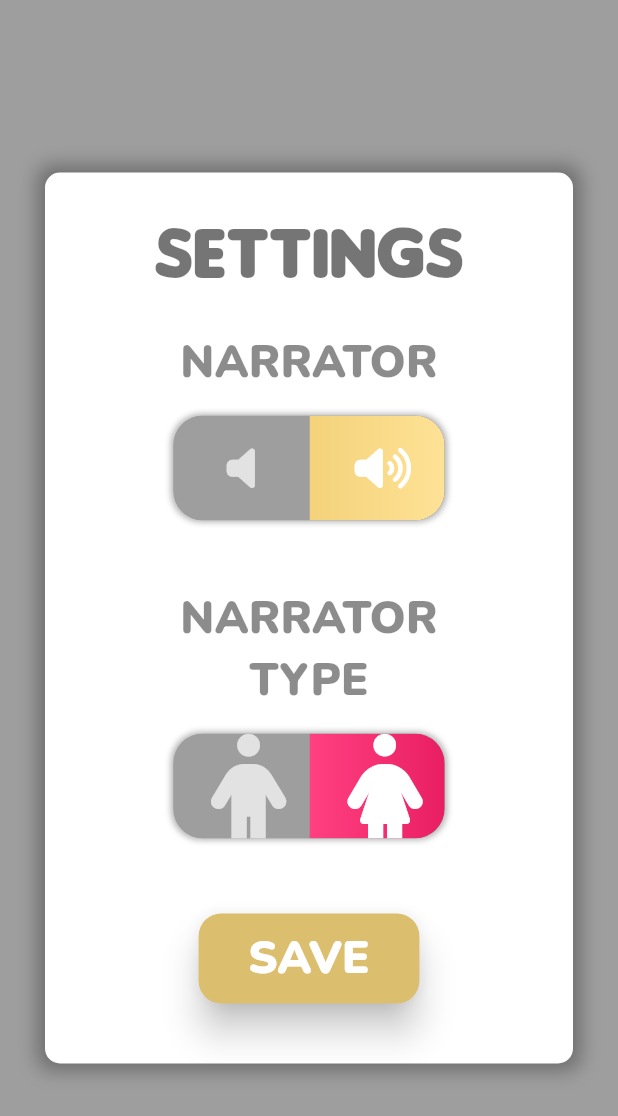
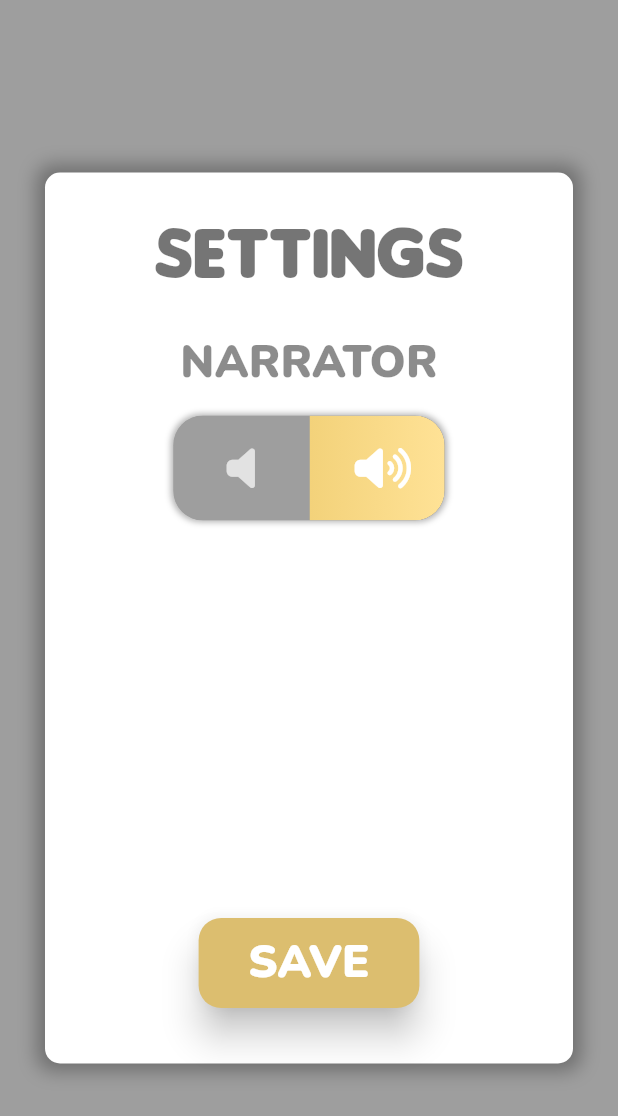
Before and after one commit to hcyjn2/AI-Fitness-App, a Flutter app: the Settings screen opened directly, on a phone screen of 412 x 824 dp. Shown: the top 1116 px of the screen. Run offline on Flutter 3.47's test engine with Material 2 defaults, Android fonts, the light colour scheme and no system bars; drawn by our look-alikes of toggle_switch; our stand-ins replace camera, convex_bottom_bar, font_awesome_flutter, just_audio, sensors_plus, shared_preferences and 3 more; missing offline and left inert: charts_painter, google_ml_kit, scidart; accounts and stored records are empty; Roboto replaces fonts that are missing (nunito).

Commit message:
UI Element(Setting, Achievement) Updated

```diff
--- a/fitness_app/lib/screens/settings.dart
+++ b/fitness_app/lib/screens/settings.dart
@@ -134,70 +134,70 @@ class _SettingsState extends State<Settings> {
                                 },
                               ),
                             ),
+                            // SizedBox(
+                            //   height: 45,
+                            // ),
+                            // narration
+                            //     ? Text(
+                            //         'NARRATOR\nTYPE',
+                            //         textAlign: TextAlign.center,
+                            //         style: TextStyle(
+                            //           fontFamily: 'Nunito',
+                            //           fontSize: 30,
+                            //           color: Colors.black45,
+                            //           fontWeight: FontWeight.w900,
+                            //         ),
+                            //       )
+                            //     : Container(),
+                            // SizedBox(
+                            //   height: 15,
+                            // ),
+                            // narration
+                            //     ? Container(
+                            //         decoration: BoxDecoration(
+                            //           borderRadius: BorderRadius.all(
+                            //             Radius.circular(20),
+                            //           ),
+                            //           boxShadow: [
+                            //             BoxShadow(
+                            //               color: Colors.black.withOpacity(0.3),
+                            //               spreadRadius: 1,
+                            //               blurRadius: 3,
+                            //               offset: Offset(0,
+                            //                   0), // changes position of shadow
+                            //             ),
+                            //           ],
+                            //         ),
+                            //         child: ToggleSwitch(
+                            //           minWidth: 90.0,
+                            //           minHeight: 70.0,
+                            //           initialLabelIndex: 1,
+                            //           cornerRadius: 20.0,
+                            //           activeFgColor: Colors.white,
+                            //           inactiveBgColor: Colors.grey,
+                            //           inactiveFgColor: Colors.white70,
+                            //           totalSwitches: 2,
+                            //           icons: [
+                            //             FontAwesomeIcons.male,
+                            //             FontAwesomeIcons.female,
+                            //           ],
+                            //           iconSize: 80.0,
+                            //           activeBgColors: [
+                            //             [Colors.blue, Colors.blueAccent],
+                            //             [Colors.pinkAccent, Colors.pink]
+                            //           ],
+                            //           animate: true,
+                            //           animationDuration: 300,
+                            //           curve: Curves.easeInOutCubic,
+                            //           // animate must be set to true when using custom curve
+                            //           onToggle: (index) {
+                            //             print('switched to: $index');
+                            //           },
+                            //         ),
+                            //       )
+                            //     : Container(),
                             SizedBox(
-                              height: 45,
-                            ),
-                            narration
-                                ? Text(
-                                    'NARRATOR\nTYPE',
-                                    textAlign: TextAlign.center,
-                                    style: TextStyle(
-                                      fontFamily: 'Nunito',
-                                      fontSize: 30,
-                                      color: Colors.black45,
-                                      fontWeight: FontWeight.w900,
-                                    ),
-                                  )
-                                : Container(),
-                            SizedBox(
-                              height: 15,
-                            ),
-                            narration
-                                ? Container(
-                                    decoration: BoxDecoration(
-                                      borderRadius: BorderRadius.all(
-                                        Radius.circular(20),
-                                      ),
-                                      boxShadow: [
-                                        BoxShadow(
-                                          color: Colors.black.withOpacity(0.3),
-                                          spreadRadius: 1,
-                                          blurRadius: 3,
-                                          offset: Offset(0,
-                                              0), // changes position of shadow
-                                        ),
-                                      ],
-                                    ),
-                                    child: ToggleSwitch(
-                                      minWidth: 90.0,
-                                      minHeight: 70.0,
-                                      initialLabelIndex: 1,
-                                      cornerRadius: 20.0,
-                                      activeFgColor: Colors.white,
-                                      inactiveBgColor: Colors.grey,
-                                      inactiveFgColor: Colors.white70,
-                                      totalSwitches: 2,
-                                      icons: [
-                                        FontAwesomeIcons.male,
-                                        FontAwesomeIcons.female,
-                                      ],
-                                      iconSize: 80.0,
-                                      activeBgColors: [
-                                        [Colors.blue, Colors.blueAccent],
-                                        [Colors.pinkAccent, Colors.pink]
-                                      ],
-                                      animate: true,
-                                      animationDuration: 300,
-                                      curve: Curves.easeInOutCubic,
-                                      // animate must be set to true when using custom curve
-                                      onToggle: (index) {
-                                        print('switched to: $index');
-                                      },
-                                    ),
-                                  )
-                                : Container(),
-                            SizedBox(
-                              height: narration ? 50 : 210,
+                              height: 265,
                             ),
                             MaterialButton(
                                 shape: RoundedRectangleBorder(
```
Also changed, not shown: fitness_app/lib/screens/achievement.dart (+9 -5 lines), fitness_app/lib/screens/scoreboard.dart (+102 -102 lines), fitness_app/assets/images/50_workout.png, fitness_app/assets/images/first_step.png.
